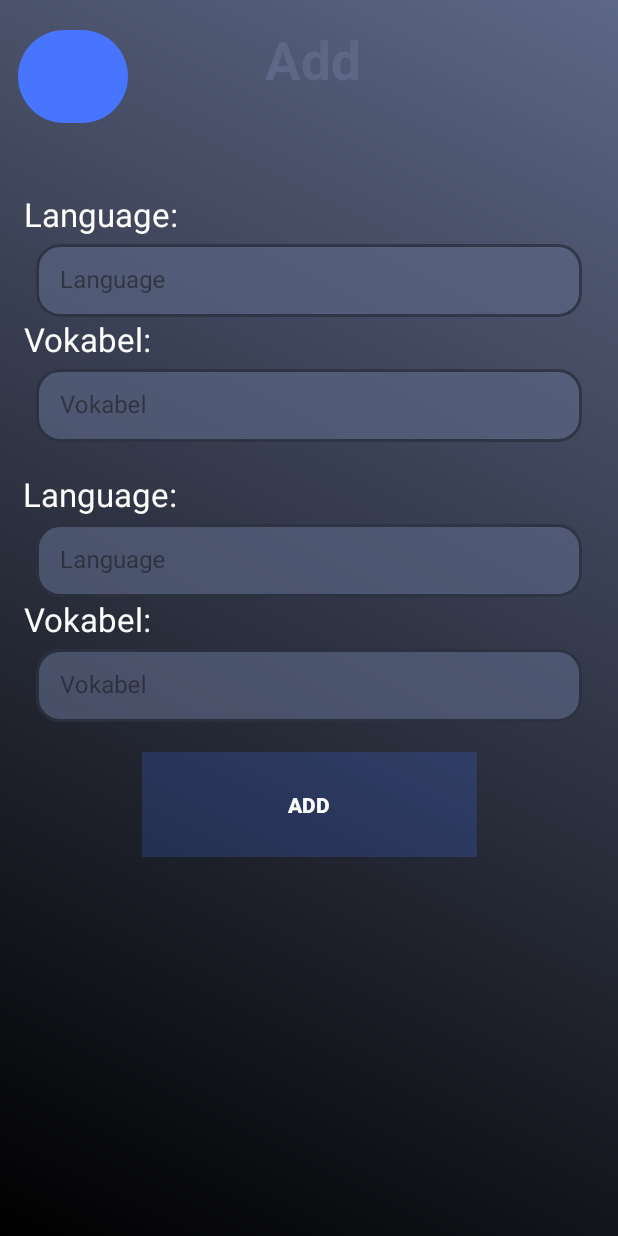
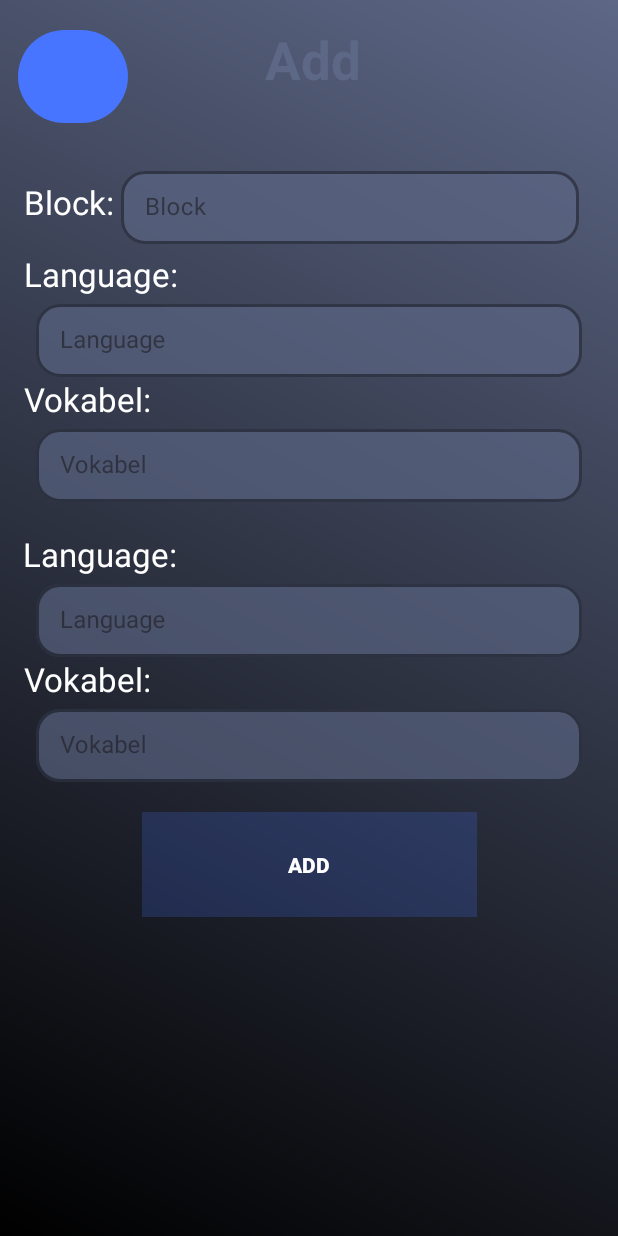
Before and after one commit to PascalAllekotte/PhantomApp, an Android app: the AddVokabelFragment screen opened through its navigation route, on a phone screen of 412 x 824 dp. Run offline under Robolectric (Android 15) with nearby library versions, the phone set to English and light mode, and no system bars; our stand-ins replace Firebase (no records; nobody signed in at launch, a user with empty details on screens opened directly), Room's generated code, navigation-ui; plain views replace NeumorphButton, NeumorphCardView, NeumorphImageButton, NeumorphTextView.

```diff
--- a/app/src/main/res/layout/fragment_add_vokabel.xml
+++ b/app/src/main/res/layout/fragment_add_vokabel.xml
@@ -58,7 +58,7 @@
         android:id="@+id/tv_language"
         android:layout_width="wrap_content"
         android:layout_height="wrap_content"
-        android:layout_marginTop="128dp"
+        android:layout_marginTop="168dp"
         android:text="Language:"
         android:textColor="@color/white"
         android:textSize="22dp"
@@ -238,4 +238,52 @@
             android:textColor="@color/white"
             android:textColorHint="@color/white" />
     </com.google.android.material.textfield.TextInputLayout>
+
+    <TextView
+        android:id="@+id/tv_block"
+        android:layout_width="wrap_content"
+        android:layout_height="wrap_content"
+        android:layout_marginTop="120dp"
+        android:text="Block:"
+        android:textColor="@color/white"
+        android:textSize="22dp"
+        app:layout_constraintEnd_toEndOf="parent"
+        app:layout_constraintHorizontal_bias="0.045"
+        app:layout_constraintStart_toStartOf="parent"
+        app:layout_constraintTop_toTopOf="parent" />
+
+    <com.google.android.material.textfield.TextInputLayout
+        android:id="@+id/block"
+        style="@style/Widget.MaterialComponents.TextInputLayout.OutlinedBox.Dense"
+        android:layout_width="305dp"
+        android:layout_height="54dp"
+        android:layout_marginStart="70dp"
+        android:layout_marginTop="45dp"
+        android:layout_marginEnd="16dp"
+        android:hint="Block"
+        android:inputType="textMultiLine"
+        app:boxBackgroundColor="#A65D6786"
+        app:boxCornerRadiusBottomEnd="16dp"
+        app:boxCornerRadiusBottomStart="16dp"
+        app:boxCornerRadiusTopEnd="16dp"
+        app:boxCornerRadiusTopStart="16dp"
+        app:boxStrokeColor="#4775FF"
+        app:boxStrokeWidth="2dp"
+        app:boxStrokeWidthFocused="3dp"
+        app:endIconMode="clear_text"
+        app:endIconTint="@color/white"
+        app:hintTextColor="@color/white"
+        app:layout_constraintEnd_toEndOf="parent"
+        app:layout_constraintStart_toStartOf="parent"
+        app:layout_constraintTop_toBottomOf="@+id/addheader">
+
+        <com.google.android.material.textfield.TextInputEditText
+            android:id="@+id/et_block"
+            android:layout_width="match_parent"
+            android:layout_height="match_parent"
+            android:inputType="textMultiLine"
+            android:textColor="@color/white"
+            android:textColorHint="@color/white" />
+    </com.google.android.material.textfield.TextInputLayout>
+
 </androidx.constraintlayout.widget.ConstraintLayout>
```
